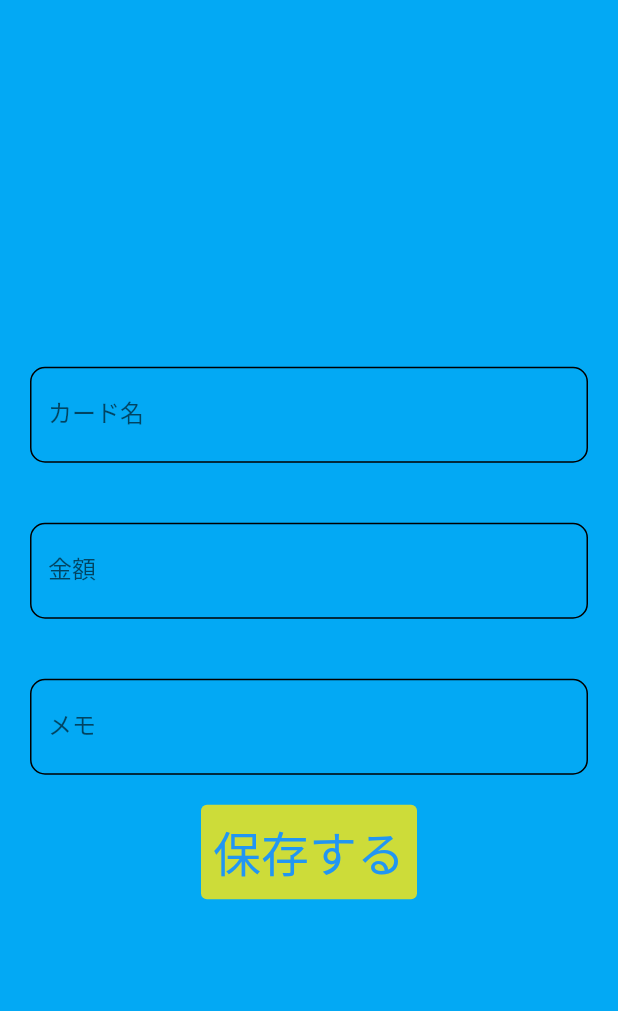
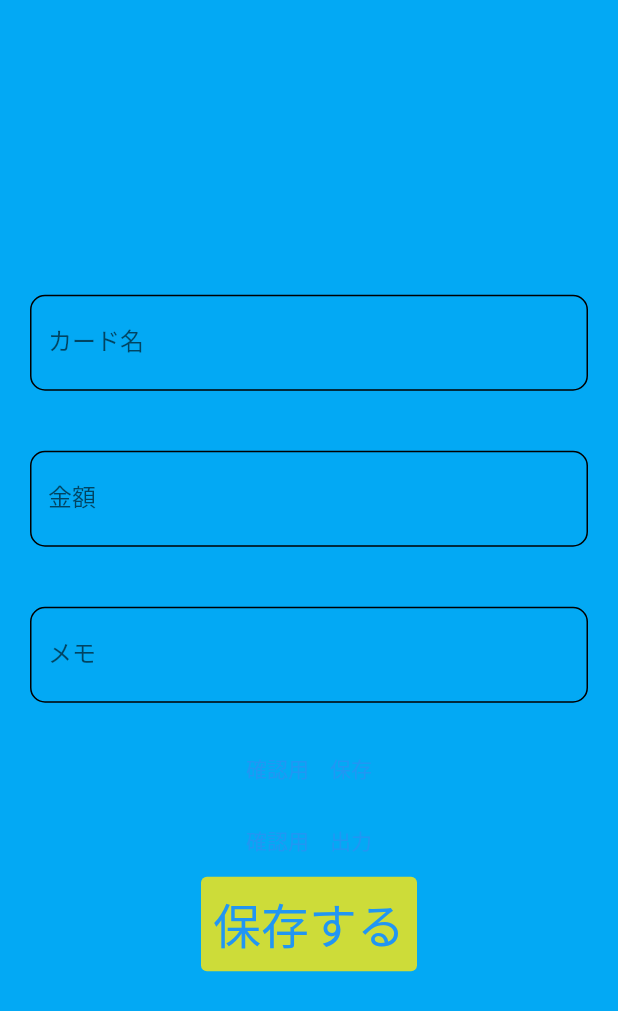
Before and after one commit to koki1126/creditcard-statement-note, a Flutter app: the screen it shows after launch, after a tap on the "add" icon, on a phone screen of 412 x 824 dp. Shown: the top 1011 px of the screen. Run offline on Flutter 3.47's test engine with Material 2 defaults, Android fonts, the phone set to English and light mode, and no system bars; our stand-ins replace sqflite; accounts and stored records are empty.

Commit message:
追加・保存ができるように(暫定)

```diff
--- a/lib/add_statement.dart
+++ b/lib/add_statement.dart
@@ -1,12 +1,18 @@
+import 'package:creditcard_statement_note/components/creditcard_statement_model.dart';
+import 'package:flutter/cupertino.dart';
 import 'package:flutter/material.dart';
 import 'package:flutter/services.dart';
 import 'kcustom_input_decoration.dart';
+import 'database_helper.dart';
 
 class AddStatement extends StatelessWidget {
   const AddStatement({Key? key}) : super(key: key);
-
   @override
   Widget build(BuildContext context) {
+    String inputCardName = '';
+    int inputPrice = 0;
+    String inputNote = '';
+
     return Scaffold(
       backgroundColor: Colors.lightBlue,
       body: Center(
@@ -16,7 +22,11 @@ class AddStatement extends StatelessWidget {
             Padding(
               padding: const EdgeInsets.all(20.0),
               child: TextField(
-                decoration: InputDecoration(
+                onChanged: (value) {
+                  inputCardName = value;
+                  print(inputCardName);
+                },
+                decoration: const InputDecoration(
                   labelText: 'カード名',
                   hintText: 'カード名を入力する',
                   enabledBorder: kCustomEnableBorder,
@@ -28,11 +38,15 @@ class AddStatement extends StatelessWidget {
             Padding(
               padding: const EdgeInsets.all(20.0),
               child: TextField(
+                onChanged: (value) {
+                  inputPrice = int.parse(value);
+                  print(inputPrice);
+                },
                 keyboardType: TextInputType.number,
                 inputFormatters: [FilteringTextInputFormatter.digitsOnly],
-                decoration: InputDecoration(
+                decoration: const InputDecoration(
                   labelText: '金額',
-                  hintText: '金額を入力する',
+                  hintText: '金額を入力する　※必須',
                   enabledBorder: kCustomEnableBorder,
                   focusedBorder: kCustomFocusedBorder,
                   border: kCustomborder,
@@ -42,7 +56,11 @@ class AddStatement extends StatelessWidget {
             Padding(
               padding: const EdgeInsets.all(20.0),
               child: TextField(
-                decoration: InputDecoration(
+                onChanged: (value) {
+                  inputNote = value;
+                  print(inputNote);
+                },
+                decoration: const InputDecoration(
                   labelText: 'メモ',
                   hintText: '何に使ったかを記録',
                   enabledBorder: kCustomEnableBorder,
@@ -50,6 +68,33 @@ class AddStatement extends StatelessWidget {
                   border: kCustomborder,
                 ),
               ),
+            ),
+            TextButton(
+              onPressed: () {
+                print('デバッグ用');
+                print(inputCardName);
+                print(inputPrice);
+                print(inputNote);
+                //テスト
+                DatabaseHelper().insertCreditCardStatement(
+                  CreditcardStatement(
+                    //TODO idをユニークなのが入るようにする
+                    cardName: inputCardName,
+                    price: inputPrice,
+                    note: inputNote,
+                  ),
+                );
+                print('保存しました');
+              },
+              child: const Text('確認用　保存'),
+            ),
+            TextButton(
+              onPressed: () {
+                print('出力します');
+                printStatement();
+                //TODO ここで出力する
+              },
+              child: const Text('確認用　出力'),
             ),
             TextButton(
               style: ButtonStyle(
@@ -62,7 +107,7 @@ class AddStatement extends StatelessWidget {
                 print('pressed 保存する');
                 Navigator.pop(context);
               },
-              child: Text('保存する'),
+              child: const Text('保存する'),
             ),
           ],
         ),
@@ -70,3 +115,7 @@ class AddStatement extends StatelessWidget {
     );
   }
 }
+
+printStatement() async {
+  print(await DatabaseHelper().creditCardStatements());
+}
--- a/lib/edit_creditcard.dart
+++ b/lib/edit_creditcard.dart
@@ -5,7 +5,7 @@ class EditCard extends StatelessWidget {
 
   @override
   Widget build(BuildContext context) {
-    return Center(
+    return const Center(
       child: Text('クレジットカード編集画面'),
     );
   }
--- a/lib/main.dart
+++ b/lib/main.dart
@@ -1,39 +1,16 @@
 import 'package:flutter/material.dart';
-import 'package:sqflite/sqflite.dart';
 import 'add_statement.dart';
 import 'package:flutter/services.dart';
 import 'main_page.dart';
 import 'edit_creditcard.dart';
 import 'package:flutter/widgets.dart';
-import 'package:path/path.dart';
-import 'dart:async';
-import 'database_helper.dart';
 
 void main() async {
   //アプリを縦向きに固定
   WidgetsFlutterBinding.ensureInitialized();
   SystemChrome.setPreferredOrientations([DeviceOrientation.portraitUp]);
 
-  //open DB and store the reference.
-  final database = openDatabase(
-    join(await getDatabasesPath(), 'creditcard_statement_note'),
-    onCreate: (db, version) {
-      return db.execute(
-        'CREATE TABLE statements(id INTEGER PRIMARY KEY, cardName TEXT, price INTEGER, note TEXT)',
-      );
-    },
-    version: 1,
-  );
-  Future<void> insertCreditcardStatement(
-      CreditcardStatement creditcardStatement) async {
-    final db = await database;
-    await db.insert(
-      'creditcard_statement_note',
-      creditcardStatement.toMap(),
-    );
-  }
-
-  runApp(MyApp());
+  runApp(const MyApp());
 }
 
 class MyApp extends StatelessWidget {
@@ -45,9 +22,9 @@ class MyApp extends StatelessWidget {
       debugShowCheckedModeBanner: false, //デバッグ表示のバナーをオフに
       initialRoute: '/',
       routes: <String, WidgetBuilder>{
-        '/': (context) => MainPage(),
-        '/add_statement': (context) => AddStatement(),
-        '/edit_creditcard': (context) => EditCard(),
+        '/': (context) => const MainPage(),
+        '/add_statement': (context) => const AddStatement(),
+        '/edit_creditcard': (context) => const EditCard(),
       },
     );
   }
--- a/lib/total_page.dart
+++ b/lib/total_page.dart
@@ -41,7 +41,7 @@ class TotalPage extends StatelessWidget {
                 color: Colors.white,
               ),
               child: ListView.builder(
-                itemCount: 3,
+                itemCount: 10,
                 itemBuilder: (BuildContext context, int index) {
                   return SizedBox(
                     child: Card(
```
Also changed, not shown: lib/components/creditcard_statement_model.dart (+2 -7 lines), lib/database_helper.dart (+74 -23 lines).
